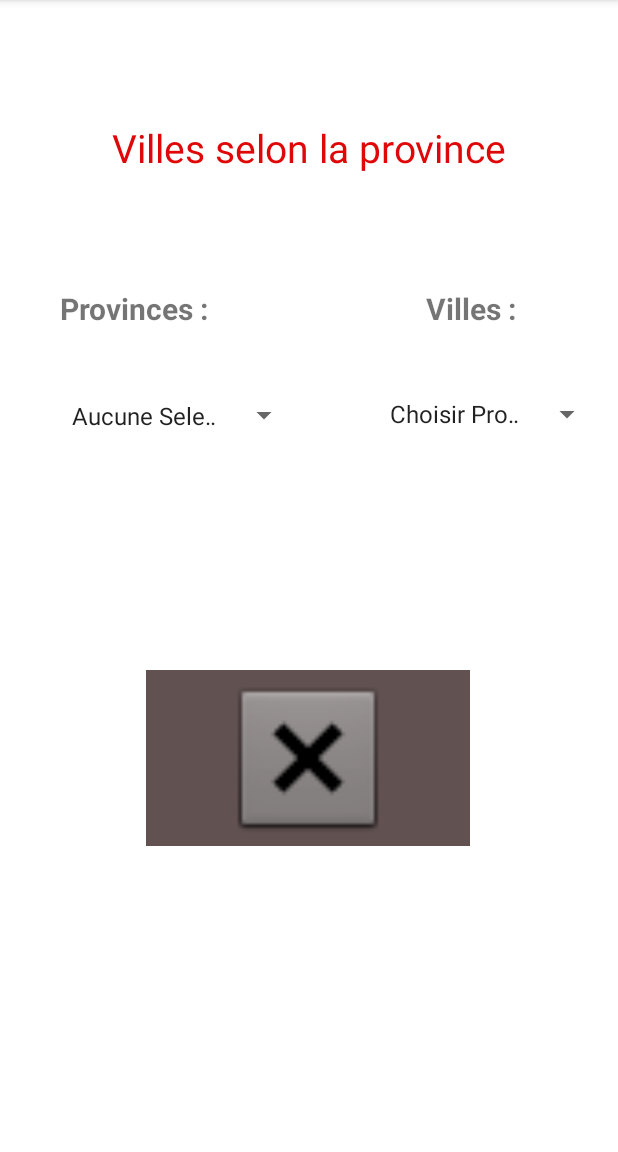
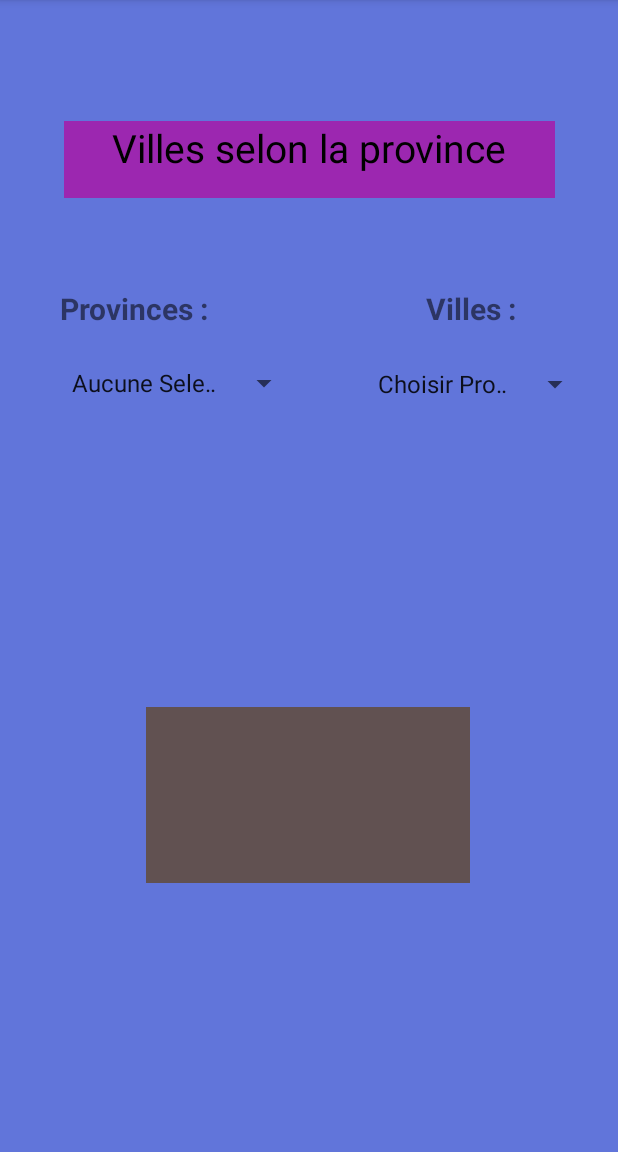
Before and after one commit to DrLessard/TP2Android, an Android app: the screen it shows after launch (MainActivity), on a phone screen of 412 x 824 dp, the part 84-1236 px from its top. Run offline under Robolectric (Android 15) with nearby library versions, the phone set to English and light mode, and no system bars.

Commit message:
final for spinner version

```diff
--- a/app/src/main/java/com/mottomotto/android1labo2/MainActivity.java
+++ b/app/src/main/java/com/mottomotto/android1labo2/MainActivity.java
@@ -42,14 +42,14 @@ public class MainActivity extends AppCompatActivity implements AdapterView.OnIte
             case "Aucune Selection" : cities = R.array.villes_vide;
             break;
            case "Quebec" : cities = R.array.villes_quebec;
-               iv.setImageResource(R.drawable.quebec_flag);
+               iv.setImageResource(R.drawable.quebec);
 
            break;
             case "Ontario": cities = R.array.villes_ontario;
-                iv.setImageResource(R.drawable.flag_ontario);
+                iv.setImageResource(R.drawable.ontario);
             break;
             case "Alberta": cities = R.array.villes_alberta;
-                iv.setImageResource(R.drawable.flag_alberta);
+                iv.setImageResource(R.drawable.alberta);
             break;
             default : cities = R.array.villes_vide;
                 break;
--- a/app/src/main/res/layout/activity_main.xml
+++ b/app/src/main/res/layout/activity_main.xml
@@ -4,15 +4,18 @@
     xmlns:tools="http://schemas.android.com/tools"
     android:layout_width="match_parent"
     android:layout_height="match_parent"
+    android:background="#6175DA"
     tools:context=".MainActivity">
 
     <TextView
         android:id="@+id/textView3"
         android:layout_width="327dp"
         android:layout_height="51dp"
+        android:background="#9531A6"
+        android:backgroundTint="#9C27B0"
         android:text="Villes selon la province"
         android:textAlignment="center"
-        android:textColor="#DF0707"
+        android:textColor="#000000"
         android:textSize="26sp"
         app:layout_constraintBottom_toBottomOf="parent"
         app:layout_constraintLeft_toLeftOf="parent"
@@ -47,32 +50,36 @@
     <Spinner
         android:id="@+id/spinner"
         android:layout_width="160dp"
-        android:layout_height="43dp"
-        android:layout_marginTop="36dp"
+        android:layout_height="48dp"
+        android:layout_marginTop="12dp"
         app:layout_constraintEnd_toEndOf="parent"
-        app:layout_constraintHorizontal_bias="0.16"
+        app:layout_constraintHorizontal_bias="0.159"
         app:layout_constraintStart_toStartOf="parent"
-        app:layout_constraintTop_toBottomOf="@+id/textView" />
+        app:layout_constraintTop_toBottomOf="@+id/textView"
+        tools:ignore="SpeakableTextPresentCheck" />
 
     <Spinner
         android:id="@+id/spinner2"
         android:layout_width="150dp"
         android:layout_height="49dp"
-        android:layout_marginStart="52dp"
-        android:layout_marginTop="32dp"
+        android:layout_marginStart="44dp"
+        android:layout_marginTop="12dp"
         app:layout_constraintStart_toEndOf="@+id/spinner"
-        app:layout_constraintTop_toBottomOf="@+id/textView2" />
+        app:layout_constraintTop_toBottomOf="@+id/textView2"
+        tools:ignore="SpeakableTextPresentCheck" />
 
     <ImageView
         android:id="@+id/imageView"
         android:layout_width="216dp"
         android:layout_height="117dp"
-        android:layout_marginTop="148dp"
+        android:layout_marginTop="192dp"
+        android:adjustViewBounds="true"
         android:background="#615151"
+        android:scaleType="fitCenter"
         app:layout_constraintEnd_toEndOf="parent"
         app:layout_constraintHorizontal_bias="0.497"
         app:layout_constraintStart_toStartOf="parent"
-        app:layout_constraintTop_toBottomOf="@+id/spinner"
-        app:srcCompat="@android:drawable/btn_dialog" />
+
+        app:layout_constraintTop_toBottomOf="@+id/spinner" />
 
 </androidx.constraintlayout.widget.ConstraintLayout>
```
Also changed, not shown: app/src/main/res/drawable-v24/alberta.png (added), app/src/main/res/drawable-v24/ontario.png (added), app/src/main/res/drawable-v24/quebec.png (added).
